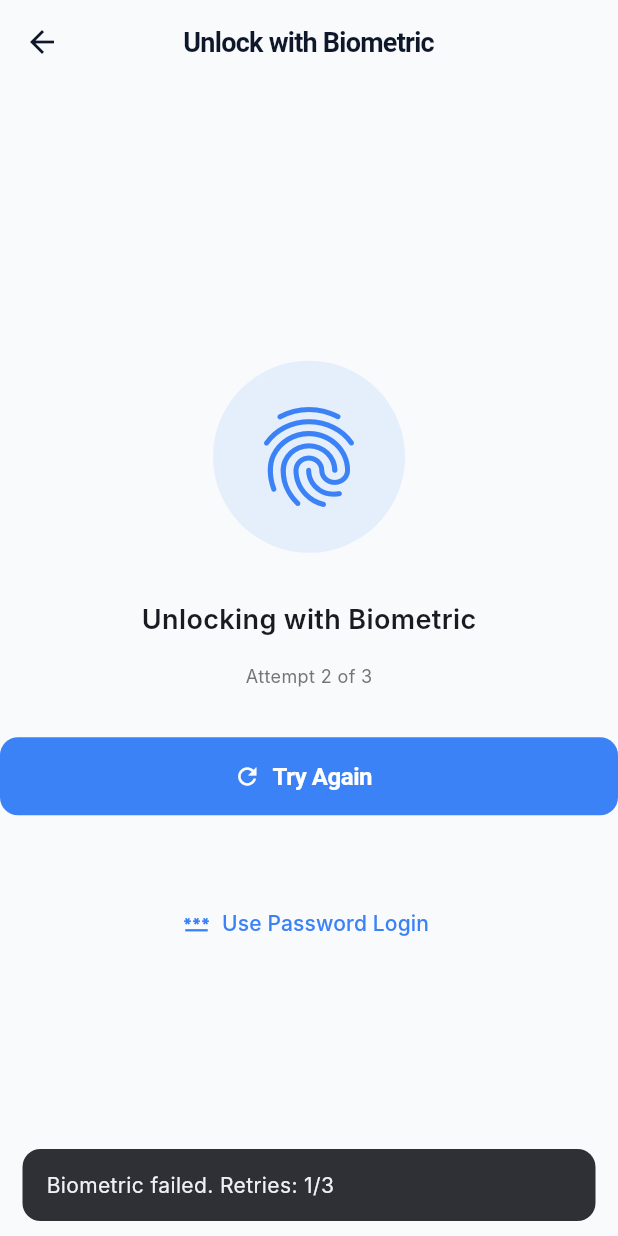
After one commit to AmirulJusticia0507/PresensiGo, a Flutter app: the BiometricUnlockScreen screen opened by its route, on a phone screen of 412 x 824 dp. The commit adds this screen. Run offline on Flutter 3.47's test engine with Material 3 defaults, Android fonts, the phone set to English and light mode, and no system bars; our stand-ins replace flutter_map, flutter_secure_storage, geolocator, latlong2, local_auth, shared_preferences; accounts and stored records are empty; Roboto replaces fonts that are missing (Inter); statements that could not run were skipped.

Commit message:
feat: implement secure token storage and session lifecycle management

```diff
--- /dev/null
+++ b/presensigo_mobile/lib/data/services/secure_storage_service.dart
@@ -0,0 +1,98 @@
+import 'package:flutter_secure_storage/flutter_secure_storage.dart';
+
+class SecureStorageService {
+  static const _tokenKey = 'jwt_token';
+  static const _deviceIdKey = 'device_uuid';
+  static const _biometricKey = 'biometric_enabled';
+
+  late final FlutterSecureStorage _storage;
+
+  SecureStorageService() {
+    _storage = const FlutterSecureStorage(
+      aOptions: AndroidOptions(
+        keyCipherAlgorithm: KeyCipherAlgorithm.RSA_ECB_OAEPwithSHA_256andMGF1Padding,
+        storageCipherAlgorithm: StorageCipherAlgorithm.AES_GCM_NoPadding,
+      ),
+      iOptions: IOSOptions(
+        accessibility: KeychainAccessibility.first_this_device_this_device_only,
+      ),
+    );
+  }
+
+  /// Save JWT token to secure storage
+  Future<void> saveToken(String token) async {
+    try {
+      await _storage.write(key: _tokenKey, value: token);
+    } catch (e) {
+      throw Exception('Failed to save token: $e');
+    }
+  }
+
+  /// Retrieve JWT token from secure storage
+  Future<String?> getToken() async {
+    try {
+      return await _storage.read(key: _tokenKey);
+    } catch (e) {
+      throw Exception('Failed to retrieve token: $e');
+    }
+  }
+
+  /// Securely delete JWT token from secure storage
+  Future<void> deleteToken() async {
+    try {
+      await _storage.delete(key: _tokenKey);
+    } catch (e) {
+      throw Exception('Failed to delete token: $e');
+    }
+  }
+
+  /// Save device UUID to secure storage
+  Future<void> saveDeviceId(String deviceId) async {
+    try {
+      await _storage.write(key: _deviceIdKey, value: deviceId);
+    } catch (e) {
+      throw Exception('Failed to save device ID: $e');
+    }
+  }
+
+  /// Retrieve device UUID from secure storage
+  Future<String?> getDeviceId() async {
+    try {
+      return await _storage.read(key: _deviceIdKey);
+    } catch (e) {
+      throw Exception('Failed to retrieve device ID: $e');
+    }
+  }
+
+  /// Set biometric enabled flag in secure storage
+  Future<void> setBiometricEnabled(bool enabled) async {
+    try {
+      await _storage.write(key: _biometricKey, value: enabled.toString());
+    } catch (e) {
+      throw Exception('Failed to set biometric flag: $e');
+    }
+  }
+
+  /// Check if biometric is enabled
+  Future<bool> isBiometricEnabled() async {
+    try {
+      final val = await _storage.read(key: _biometricKey);
+      return val == 'true';
+    } catch (e) {
+      return false;
+    }
+  }
+
+  /// Atomically clear all credentials from secure storage
+  Future<void> clearAllCredentials() async {
+    try {
+      await Future.wait([
+        _storage.delete(key: _tokenKey),
+        _storage.delete(key: _deviceIdKey),
+        _storage.delete(key: _biometricKey),
+      ]);
+    } catch (e) {
+      throw Exception('Failed to clear credentials: $e');
+    }
+  }
+}
--- /dev/null
+++ b/presensigo_mobile/lib/features/auth/screens/biometric_unlock_screen.dart
@@ -0,0 +1,209 @@
+import 'package:flutter/material.dart';
+import '../../../core/theme/app_theme.dart';
+import '../../../core/utils/biometric_service.dart';
+import '../../../data/services/session_manager.dart';
+
+class BiometricUnlockScreen extends StatefulWidget {
+  const BiometricUnlockScreen({super.key});
+
+  @override
+  State<BiometricUnlockScreen> createState() => _BiometricUnlockScreenState();
+}
+
+class _BiometricUnlockScreenState extends State<BiometricUnlockScreen> {
+  late final SessionManager _sessionManager;
+  int _retryCount = 0;
+  static const _maxRetries = 3;
+  String _biometricName = 'Biometric';
+  bool _isAuthenticating = true;
+
+  @override
+  void initState() {
+    super.initState();
+    _sessionManager = SessionManager();
+    _loadBiometricName();
+    _startBiometricPrompt();
+  }
+
+  Future<void> _loadBiometricName() async {
+    try {
+      final biometrics = await BiometricService.getAvailableBiometrics();
+      final name = BiometricService.getBiometricName(biometrics);
+      setState(() {
+        _biometricName = name;
+      });
+    } catch (e) {
+      // Use default name if error occurs
+    }
+  }
+
+  Future<void> _startBiometricPrompt() async {
+    setState(() => _isAuthenticating = true);
+
+    try {
+      final isAuthenticated = await BiometricService.authenticate(
+        reason: 'Authenticate to unlock PresensiGo',
+      );
+
+      if (isAuthenticated) {
+        // Verify token is still valid
+        final isValid = await _sessionManager.isSessionValid();
+        if (isValid) {
+          // Proceed to attendance
+          if (mounted) {
+            Navigator.of(context).pushReplacementNamed('/attendance');
+          }
+        } else {
+          // Token expired, redirect to login
+          if (mounted) {
+            _showSessionExpiredDialog();
+          }
+        }
+      } else {
+        // Biometric failed, increment retry
+        _retryCount++;
+
+        if (_retryCount >= _maxRetries) {
+          // Max retries reached, fallback to password login
+          if (mounted) {
+            Navigator.of(context).pushReplacementNamed('/login');
+          }
+        } else {
+          // Allow retry
+          if (mounted) {
+            setState(() => _isAuthenticating = false);
+            ScaffoldMessenger.of(context).showSnackBar(
+              SnackBar(
+                content: Text(
+                    'Biometric failed. Retries: $_retryCount/$_maxRetries'),
+                duration: const Duration(seconds: 2),
+              ),
+            );
+            await Future.delayed(const Duration(seconds: 1));
+            _startBiometricPrompt();
+          }
+        }
+      }
+    } catch (e) {
+      // Biometric error (sensor offline, etc.)
+      if (mounted) {
+        setState(() => _isAuthenticating = false);
+        _showBiometricErrorDialog();
+      }
+    }
+  }
+
+  void _showSessionExpiredDialog() {
+    showDialog(
+      context: context,
+      barrierDismissible: false,
+      builder: (context) => AlertDialog(
+        title: const Text('Session Expired'),
+        content: const Text('Your session has expired. Please log in again.'),
+        actions: [
+          TextButton(
+            onPressed: () {
+              Navigator.of(context).pushReplacementNamed('/login');
+            },
+            child: const Text('OK'),
+          ),
+        ],
+      ),
+    );
+  }
+
+  void _showBiometricErrorDialog() {
+    showDialog(
+      context: context,
+      builder: (context) => AlertDialog(
+        title: const Text('Biometric Error'),
+        content: const Text(
+            'Biometric authentication failed. Please use password login.'),
+        actions: [
+          TextButton(
+            onPressed: () {
+              Navigator.of(context).pushReplacementNamed('/login');
+            },
+            child: const Text('Login with Password'),
+          ),
+        ],
+      ),
+    );
+  }
+
+  @override
+  Widget build(BuildContext context) {
+    return Scaffold(
+      appBar: AppBar(
+        title: const Text('Unlock with Biometric'),
+        centerTitle: true,
+        elevation: 0,
+      ),
+      body: Center(
+        child: Column(
+          mainAxisAlignment: MainAxisAlignment.center,
+          children: [
+            // Biometric icon
+            Container(
+              padding: const EdgeInsets.all(24),
+              decoration: BoxDecoration(
+                shape: BoxShape.circle,
+                color: AppTheme.primaryColor.withValues(alpha: 0.1),
+              ),
+              child: Icon(
+                _biometricName == 'Face ID'
+                    ? Icons.face_rounded
+                    : Icons.fingerprint,
+                size: 80,
+                color: AppTheme.primaryColor,
+              ),
+            ),
+            const SizedBox(height: 32),
+            Text(
+              'Unlocking with $_biometricName',
+              style: const TextStyle(
+                fontSize: 18,
+                fontWeight: FontWeight.w600,
+              ),
+            ),
+            const SizedBox(height: 16),
+            if (_isAuthenticating) ...[
+              const SizedBox(height: 8),
+              const Text(
+                'Authenticating...',
+                style: TextStyle(
+                  fontSize: 14,
+                  color: Colors.grey,
+                ),
+              ),
+              const SizedBox(height: 24),
+              const CircularProgressIndicator(),
+            ] else ...[
+              Text(
+                'Attempt $_retryCount of $_maxRetries',
+                style: TextStyle(
+                  fontSize: 12,
+                  color: Colors.grey[600],
+                ),
+              ),
+              const SizedBox(height: 32),
+              ElevatedButton.icon(
+                onPressed: _startBiometricPrompt,
+                icon: const Icon(Icons.refresh),
+                label: const Text('Try Again'),
+              ),
+            ],
+            const SizedBox(height: 48),
+            TextButton.icon(
+              onPressed: () {
+                Navigator.of(context).pushReplacementNamed('/login');
+              },
+              icon: const Icon(Icons.password),
+              label: const Text('Use Password Login'),
+            ),
+          ],
+        ),
+      ),
+    );
+  }
+}
--- a/presensigo_mobile/lib/main.dart
+++ b/presensigo_mobile/lib/main.dart
@@ -1,6 +1,8 @@
 import 'package:flutter/material.dart';
 import 'core/theme/app_theme.dart';
 import 'features/auth/screens/login_screen.dart';
+import 'features/auth/screens/splash_screen.dart';
+import 'features/auth/screens/biometric_unlock_screen.dart';
 import 'features/attendance/screens/attendance_screen.dart';
 
 void main() {
@@ -17,10 +19,12 @@ class PresensiGoApp extends StatelessWidget {
       title: 'PresensiGo',
       debugShowCheckedModeBanner: false,
       theme: AppTheme.lightTheme,
-      initialRoute: '/login',
+      initialRoute: '/splash',
       routes: {
+        '/splash': (context) => const SplashScreen(),
         '/login': (context) => const LoginScreen(),
         '/attendance': (context) => const AttendanceScreen(),
+        '/biometric-unlock': (context) => const BiometricUnlockScreen(),
       },
     );
   }
```
Also changed, not shown: presensigo_mobile/lib/data/services/api_service.dart (+61 -3 lines), presensigo_mobile/lib/data/services/session_manager.dart (added, +79 -0 lines), presensigo_mobile/lib/features/auth/screens/splash_screen.dart (added, +81 -0 lines), 1 other file.
